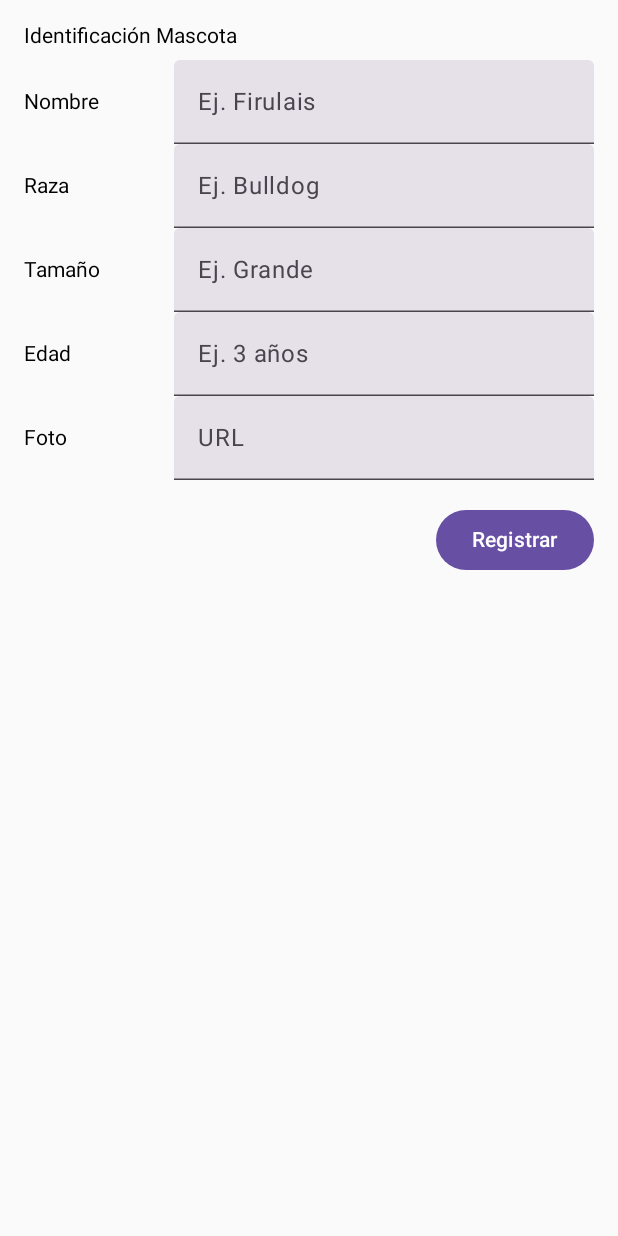
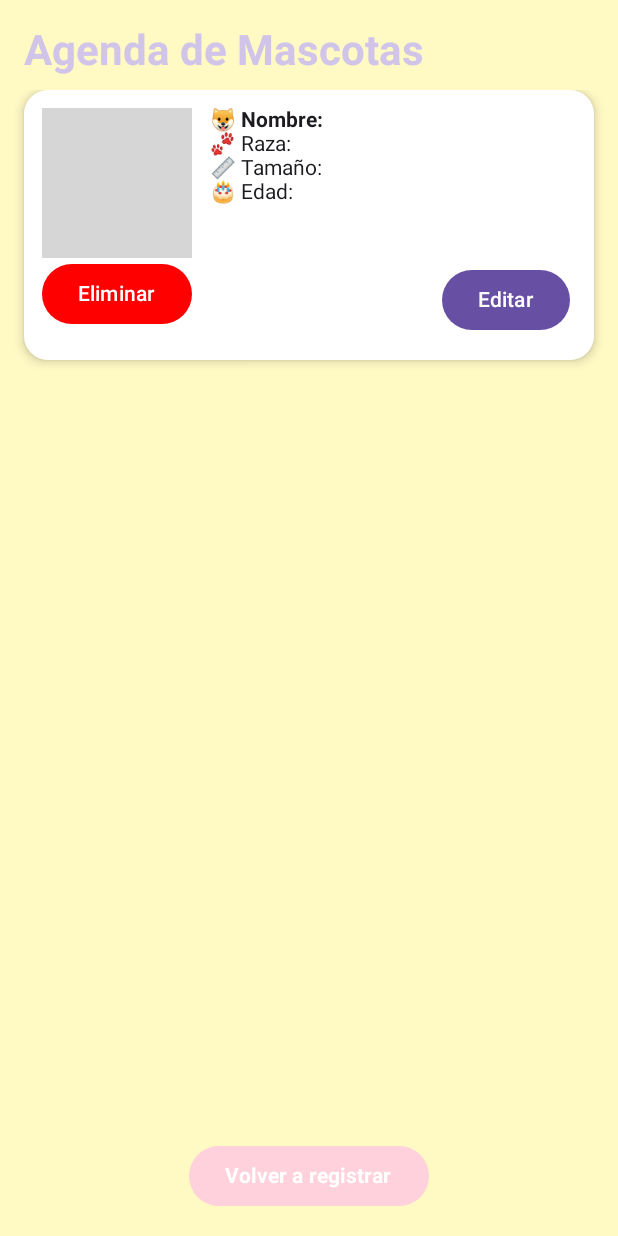
Before and after one commit to MiguelJimnz/DBP-22-Registro-Mascotas, an Android app built with Jetpack Compose: the screen it shows after launch (MainActivity), after a tap on "Registrar", on a phone screen of 412 x 824 dp. Run offline under Robolectric (Android 15) with nearby library versions, the phone set to English and light mode, and no system bars; grey boxes are pictures that could not be loaded.

Commit message:
DBP Agenda De Mascotas

```diff
--- a/app/src/main/AndroidManifest.xml
+++ b/app/src/main/AndroidManifest.xml
@@ -1,6 +1,7 @@
 <?xml version="1.0" encoding="utf-8"?>
 <manifest xmlns:android="http://schemas.android.com/apk/res/android"
     xmlns:tools="http://schemas.android.com/tools">
+    <uses-permission android:name="android.permission.INTERNET" />
 
     <application
         android:allowBackup="true"
--- a/app/src/main/java/com/example/registromascotas/items/Navigation.kt
+++ b/app/src/main/java/com/example/registromascotas/items/Navigation.kt
@@ -1,26 +1,65 @@
 import androidx.compose.runtime.Composable
+import androidx.compose.runtime.getValue
+import androidx.compose.runtime.mutableStateOf
+import androidx.compose.runtime.setValue
+import androidx.lifecycle.ViewModel
 import androidx.lifecycle.viewmodel.compose.viewModel
 import androidx.navigation.NavHostController
+import androidx.navigation.NavType
 import androidx.navigation.compose.NavHost
 import androidx.navigation.compose.composable
 import androidx.navigation.compose.rememberNavController
+import androidx.navigation.navArgument
 import com.example.registromascotas.items.ScreenA
 import com.example.registromascotas.items.ScreenB
-
-
-
+import com.example.registromascotas.items.ScreenEditMascota
+import java.net.URLDecoder
+import java.nio.charset.StandardCharsets
 
 
 @Composable
 fun Navigation() {
-val navController: NavHostController = rememberNavController()
+    val navController = rememberNavController()
+    val viewModel: MascotaViewModel = viewModel()
 
-NavHost(navController, startDestination = "ScreenA") {
-    composable("ScreenA") {
-        ScreenA(navController)
-    }
-    composable("ScreenB") {
-        ScreenB(navController)
+
+
+    NavHost(navController = navController, startDestination = "screenA") {
+        composable("screenA") {
+            ScreenA(navController, viewModel)
+        }
+        composable("screenB") {
+            ScreenB(navController, viewModel)
+        }
+        composable("screenEdit/{index}",
+            arguments = listOf(navArgument("index") { type = NavType.IntType })
+        ) { backStackEntry ->
+            val index = backStackEntry.arguments?.getInt("index") ?: 0
+            ScreenEditMascota(navController, viewModel, index)
+        }
     }
 }
+data class Mascota(
+    val nombre: String,
+    val raza: String,
+    val tamaño: String,
+    val edad: String,
+    val fotoUrl: String
+)
+
+class MascotaViewModel : ViewModel() {
+    var listaMascotas by mutableStateOf(listOf<Mascota>())
+        private set
+
+    fun agregarMascota(mascota: Mascota) {
+        listaMascotas = listaMascotas + mascota
+    }
+
+    fun eliminarMascota(index: Int) {
+        listaMascotas = listaMascotas.toMutableList().also { it.removeAt(index) }
+    }
+
+    fun editarMascota(index: Int, nuevaMascota: Mascota) {
+        listaMascotas = listaMascotas.toMutableList().also { it[index] = nuevaMascota }
+    }
 }
--- a/app/src/main/java/com/example/registromascotas/items/ScreenA.kt
+++ b/app/src/main/java/com/example/registromascotas/items/ScreenA.kt
@@ -1,16 +1,26 @@
 package com.example.registromascotas.items
 
+import Mascota
+import MascotaViewModel
+import androidx.compose.foundation.BorderStroke
+import androidx.compose.foundation.background
+import androidx.compose.foundation.border
+import androidx.compose.foundation.layout.Arrangement
 import androidx.compose.foundation.layout.Column
 import androidx.compose.foundation.layout.Row
 import androidx.compose.foundation.layout.Spacer
+import androidx.compose.foundation.layout.fillMaxSize
 import androidx.compose.foundation.layout.fillMaxWidth
 import androidx.compose.foundation.layout.height
 import androidx.compose.foundation.layout.padding
 import androidx.compose.foundation.layout.width
+import androidx.compose.foundation.shape.RoundedCornerShape
 import androidx.compose.material3.Button
+import androidx.compose.material3.ButtonDefaults
 import androidx.compose.material3.MaterialTheme
 import androidx.compose.material3.Text
 import androidx.compose.material3.TextField
+import androidx.compose.material3.TextFieldDefaults
 import androidx.compose.runtime.Composable
 import androidx.compose.runtime.getValue
 import androidx.compose.runtime.mutableStateOf
@@ -18,15 +28,22 @@ import androidx.compose.runtime.remember
 import androidx.compose.runtime.setValue
 import androidx.compose.ui.Alignment
 import androidx.compose.ui.Modifier
+import androidx.compose.ui.graphics.Color
+import androidx.compose.ui.text.font.FontWeight
 import androidx.compose.ui.unit.dp
+import androidx.lifecycle.ViewModel
+import androidx.lifecycle.viewmodel.compose.viewModel
 import androidx.navigation.NavController
-import coil.compose.AsyncImage
-import coil.request.ImageRequest
-
+import com.example.registromascotas.ui.theme.pastelBlue
+import com.example.registromascotas.ui.theme.pastelPink
+import com.example.registromascotas.ui.theme.pastelPurple
+import com.example.registromascotas.ui.theme.pastelYellow
+import java.net.URLEncoder
+import java.nio.charset.StandardCharsets
 
 
 @Composable
-fun ScreenA(navController: NavController) {
+fun ScreenA(navController: NavController, viewModel: MascotaViewModel) {
 
     var textoName by remember { mutableStateOf("") }
     var textoRaza by remember { mutableStateOf("") }
@@ -34,76 +51,86 @@ fun ScreenA(navController: NavController) {
     var textoEdad by remember { mutableStateOf("") }
     var textoFoto by remember { mutableStateOf("") }
 
-    Column(modifier = Modifier.padding(16.dp)) {
-        Text(text = "Identificación Mascota")
+
+
+
+
+
+
+    Column(
+        modifier = Modifier
+            .fillMaxSize()
+            .background(pastelYellow) // Fondo claro
+            .padding(16.dp),
+        verticalArrangement = Arrangement.spacedBy(8.dp)
+    ) {
+        Text(
+            text = "Identificación Mascota",
+            style = MaterialTheme.typography.headlineMedium,
+            fontWeight = FontWeight.Bold,
+            color = pastelPurple
+        )
 
         Spacer(modifier = Modifier.height(8.dp))
 
-        // Nombre
-        Row(verticalAlignment = Alignment.CenterVertically) {
-            Text(text = "Nombre", modifier = Modifier.width(100.dp))
-            TextField(
-                value = textoName,
-                onValueChange = { textoName = it },
-                placeholder = { Text("Ej. Firulais") },
-                modifier = Modifier.fillMaxWidth()
-            )
+
+
+        @Composable
+        fun textFields(label: String, value: String, onValueChange: (String) -> Unit) {
+            Row(verticalAlignment = Alignment.CenterVertically) {
+                Text(
+                    text = label,
+                    modifier = Modifier.width(100.dp),
+                    style = MaterialTheme.typography.bodyLarge,
+                    fontWeight = FontWeight.Bold,
+                    color = Color.Black
+                )
+                TextField(
+                    value = value,
+                    onValueChange = onValueChange,
+                    placeholder = { Text("Ej. $label") },
+                    colors = TextFieldDefaults.colors(
+                        unfocusedContainerColor = Color.White,
+                        focusedContainerColor = pastelPink,
+                        cursorColor = Color.Black
+                    ),
+                    shape = RoundedCornerShape(8.dp),
+                    modifier = Modifier.fillMaxWidth().border(BorderStroke(1.dp, pastelBlue))
+                )
+            }
         }
 
-        // Raza
-        Row(verticalAlignment = Alignment.CenterVertically) {
-            Text(text = "Raza", modifier = Modifier.width(100.dp))
-            TextField(
-                value = textoRaza,
-                onValueChange = { textoRaza = it },
-                placeholder = { Text("Ej. Bulldog") },
-                modifier = Modifier.fillMaxWidth()
-            )
-        }
 
-        // Tamaño
-        Row(verticalAlignment = Alignment.CenterVertically) {
-            Text(text = "Tamaño", modifier = Modifier.width(100.dp))
-            TextField(
-                value = textoTamaño,
-                onValueChange = { textoTamaño = it },
-                placeholder = { Text("Ej. Grande") },
-                modifier = Modifier.fillMaxWidth()
-            )
-        }
-
-        // Edad
-        Row(verticalAlignment = Alignment.CenterVertically) {
-            Text(text = "Edad", modifier = Modifier.width(100.dp))
-            TextField(
-                value = textoEdad,
-                onValueChange = { textoEdad = it },
-                placeholder = { Text("Ej. 3 años") },
-                modifier = Modifier.fillMaxWidth()
-            )
-        }
-
-        // Foto (url)
-        Row(verticalAlignment = Alignment.CenterVertically) {
-            Text(text = "Foto", modifier = Modifier.width(100.dp))
-            TextField(
-                value = textoFoto,
-                onValueChange = { textoFoto = it },
-                placeholder = { Text("URL") },
-                modifier = Modifier.fillMaxWidth()
-            )
-
-        }
+        textFields("Nombre", textoName) { textoName = it }
+        textFields("Raza", textoRaza) { textoRaza = it }
+        textFields("Tamaño", textoTamaño) { textoTamaño = it }
+        textFields("Edad", textoEdad) { textoEdad = it }
+        textFields("Foto", textoFoto) { textoFoto = it }
 
         Spacer(modifier = Modifier.height(16.dp))
 
+
         Button(
             onClick = {
+                val encodedUrl = URLEncoder.encode(textoFoto, StandardCharsets.UTF_8.toString())
+
+                viewModel.agregarMascota(
+                    Mascota(
+                        nombre = textoName,
+                        raza = textoRaza,
+                        tamaño = textoTamaño,
+                        edad = textoEdad,
+                        fotoUrl = textoFoto
+                    )
+                )
+                navController.navigate("screenB")
 
             },
-            modifier = Modifier.align(Alignment.End)
+            modifier = Modifier.align(Alignment.End),
+            shape = RoundedCornerShape(12.dp),
+            colors = ButtonDefaults.buttonColors(containerColor = pastelBlue)
         ) {
-            Text(text = "Registrar")
+            Text(text = "Registrar", fontWeight = FontWeight.Bold, color = Color.Black)
         }
     }
 }
--- a/app/src/main/java/com/example/registromascotas/items/ScreenB.kt
+++ b/app/src/main/java/com/example/registromascotas/items/ScreenB.kt
@@ -1,10 +1,251 @@
 package com.example.registromascotas.items
 
+import Mascota
+import MascotaViewModel
+import android.R.attr.bottom
+import android.R.attr.text
+import android.R.attr.value
+import androidx.compose.foundation.BorderStroke
+import androidx.compose.foundation.background
+import androidx.compose.foundation.border
+import androidx.compose.foundation.layout.Arrangement
+import androidx.compose.foundation.layout.Column
+import androidx.compose.foundation.layout.Row
+import androidx.compose.foundation.layout.Spacer
+import androidx.compose.foundation.layout.fillMaxSize
+import androidx.compose.foundation.layout.fillMaxWidth
+import androidx.compose.foundation.layout.height
+import androidx.compose.foundation.layout.padding
+import androidx.compose.foundation.layout.size
+import androidx.compose.foundation.layout.width
+import androidx.compose.foundation.layout.wrapContentSize
+import androidx.compose.foundation.lazy.LazyColumn
+import androidx.compose.foundation.lazy.itemsIndexed
+import androidx.compose.foundation.shape.CircleShape
+import androidx.compose.foundation.shape.RoundedCornerShape
+import androidx.compose.material3.AlertDialog
+import androidx.compose.material3.Button
+import androidx.compose.material3.ButtonDefaults
+import androidx.compose.material3.Card
+import androidx.compose.material3.CardDefaults
+import androidx.compose.material3.MaterialTheme
+import androidx.compose.material3.OutlinedTextField
+import androidx.compose.material3.Text
+import androidx.compose.material3.TextButton
+import androidx.compose.material3.TextField
+import androidx.compose.material3.TextFieldDefaults
 import androidx.compose.runtime.Composable
+import androidx.compose.runtime.getValue
+import androidx.compose.runtime.mutableStateOf
+import androidx.compose.runtime.remember
+import androidx.compose.runtime.setValue
+import androidx.compose.ui.Alignment
+import androidx.compose.ui.Modifier
+import androidx.compose.ui.draw.clip
+import androidx.compose.ui.graphics.Color
+import androidx.compose.ui.layout.ContentScale
+import androidx.compose.ui.platform.LocalContext
+import androidx.compose.ui.text.font.FontWeight
+import androidx.compose.ui.unit.dp
+import androidx.lifecycle.viewmodel.compose.viewModel
 import androidx.navigation.NavController
+import coil.compose.AsyncImage
+import coil.request.ImageRequest
+import com.example.registromascotas.ui.theme.pastelBlue
+import com.example.registromascotas.ui.theme.pastelPink
+import com.example.registromascotas.ui.theme.pastelPurple
+import com.example.registromascotas.ui.theme.pastelYellow
+import java.net.URLDecoder
+import java.nio.charset.StandardCharsets
 
 
 @Composable
-fun ScreenB(navController: NavController){
+fun ScreenB(
+    navController: NavController,
+    viewModel: MascotaViewModel
 
+
+) {
+    var showDialog by remember { mutableStateOf(false) }
+    var indexToDelete by remember { mutableStateOf(-1) }
+
+    Column(
+        modifier = Modifier
+            .fillMaxSize()
+            .background(pastelYellow)
+            .padding(16.dp)
+    ) {
+        Text(
+            text = "Agenda de Mascotas",
+            style = MaterialTheme.typography.headlineMedium,
+            fontWeight = FontWeight.Bold,
+            color = pastelPurple,
+            modifier = Modifier.padding(bottom = 8.dp)
+        )
+
+        LazyColumn(
+            modifier = Modifier.weight(1f),
+            verticalArrangement = Arrangement.spacedBy(12.dp)
+        ) {
+            itemsIndexed(viewModel.listaMascotas) { index, mascota ->
+                Card(
+                    modifier = Modifier
+                        .fillMaxWidth(),
+                    colors = CardDefaults.cardColors(containerColor = Color.White),
+                    elevation = CardDefaults.cardElevation(4.dp),
+                    shape = RoundedCornerShape(16.dp)
+                ) {
+                    Column(
+                        modifier = Modifier.padding(12.dp)
+                    ) {Row(modifier = Modifier.fillMaxWidth()) {
+                        AsyncImage(
+                            model = mascota.fotoUrl,
+                            contentDescription = null,
+                            modifier = Modifier
+                                .size(100.dp)
+                                .clip(RoundedCornerShape(12.dp)),
+                            contentScale = ContentScale.Crop
+                        )
+                        Spacer(modifier = Modifier.width(12.dp))
+                        Column {
+                            Text("🐶 Nombre: ${mascota.nombre}", fontWeight = FontWeight.Bold)
+                            Text("🐾 Raza: ${mascota.raza}")
+                            Text("📏 Tamaño: ${mascota.tamaño}")
+                            Text("🎂 Edad: ${mascota.edad}")
+                        }
+                    }
+
+                        Row(
+                            horizontalArrangement = Arrangement.SpaceBetween,
+                            modifier = Modifier.fillMaxWidth()
+                        ) {
+                            Button(
+                                onClick = {
+                                    indexToDelete = index
+                                    showDialog = true
+                                },
+                                colors = ButtonDefaults.buttonColors(containerColor = Color.Red)
+                            ) {
+                                Text("Eliminar", color = Color.White)
+                            }
+
+                            Button(
+                                onClick = {
+                                    navController.navigate("screenEdit/$index")
+                                },
+                                modifier = Modifier.padding(4.dp)
+                            ) {
+                                Text("Editar")
+                            }
+                        }
+                    }
+                }
+            }
+        }
+
+        Spacer(modifier = Modifier.height(16.dp))
+
+        Button(
+            onClick = { navController.navigate("screenA") },
+            modifier = Modifier.align(Alignment.CenterHorizontally),
+            colors = ButtonDefaults.buttonColors(containerColor = pastelPink)
+        ) {
+            Text("Volver a registrar", fontWeight = FontWeight.Bold)
+        }
+
+        // Diálogo de confirmación
+        if (showDialog && indexToDelete != -1) {
+            AlertDialog(
+                onDismissRequest = {
+                    showDialog = false
+                    indexToDelete = -1
+                },
+                title = { Text("¿Eliminar mascota?", fontWeight = FontWeight.Bold) },
+                text = { Text("¿Estás seguro de que deseas eliminar esta mascota? Esta acción no se puede deshacer.") },
+                confirmButton = {
+                    TextButton(
+                        onClick = {
+                            viewModel.eliminarMascota(indexToDelete)
+                            showDialog = false
+                            indexToDelete = -1
+                        }
+                    ) {
+                        Text("Sí, eliminar", color = Color.Red)
+                    }
+                },
+                dismissButton = {
+                    TextButton(
+                        onClick = {
+                            showDialog = false
+                            indexToDelete = -1
+                        }
+                    ) {
+                        Text("Cancelar")
+                    }
+                }
+            )
+        }
+    }}
+
+@Composable
+fun ScreenEditMascota(navController: NavController, viewModel: MascotaViewModel, index: Int) {
+    val mascota = viewModel.listaMascotas[index]
+
+    var nombre by remember { mutableStateOf(mascota.nombre) }
+    var raza by remember { mutableStateOf(mascota.raza) }
+    var tamaño by remember { mutableStateOf(mascota.tamaño) }
+    var edad by remember { mutableStateOf(mascota.edad) }
+    var fotoUrl by remember { mutableStateOf(mascota.fotoUrl) }
+
+    Column(
+        modifier = Modifier
+            .fillMaxSize()
+            .background(pastelYellow)
+            .padding(16.dp),
+        verticalArrangement = Arrangement.spacedBy(8.dp)
+    ) {
+        Text("Editar Mascota", style = MaterialTheme.typography.headlineMedium, fontWeight = FontWeight.Bold)
+
+        @Composable
+        fun textField(label: String, value: String, onValueChange: (String) -> Unit) {
+            OutlinedTextField(
+                value = value,
+                onValueChange = onValueChange,
+                label = { Text(label) },
+                modifier = Modifier.fillMaxWidth(),
+                colors = TextFieldDefaults.colors(
+                    unfocusedContainerColor = Color.White,
+                    focusedContainerColor = pastelPink,
+                    cursorColor = Color.Black
+                )
+            )
+        }
+
+        textField("Nombre", nombre) { nombre = it }
+        textField("Raza", raza) { raza = it }
+        textField("Tamaño", tamaño) { tamaño = it }
+        textField("Edad", edad) { edad = it }
+        textField("Foto URL", fotoUrl) { fotoUrl = it }
+
+        Spacer(modifier = Modifier.height(16.dp))
+
+        Row(horizontalArrangement = Arrangement.spacedBy(8.dp)) {
+            Button(
+                onClick = {
+                    viewModel.editarMascota(index, Mascota(nombre, raza, tamaño, edad, fotoUrl))
+                    navController.popBackStack()
+                },
+                colors = ButtonDefaults.buttonColors(containerColor = pastelBlue)
+            ) {
+                Text("Guardar", fontWeight = FontWeight.Bold)
+            }
+
+            Button(
+                onClick = { navController.popBackStack() },
+                colors = ButtonDefaults.buttonColors(containerColor = pastelPurple)
+            ) {
+                Text("Cancelar")
+            }
+        }
+    }
 }
--- a/app/src/main/java/com/example/registromascotas/ui/theme/Color.kt
+++ b/app/src/main/java/com/example/registromascotas/ui/theme/Color.kt
@@ -9,3 +9,10 @@ val Pink80 = Color(0xFFEFB8C8)
 val Purple40 = Color(0xFF6650a4)
 val PurpleGrey40 = Color(0xFF625b71)
 val Pink40 = Color(0xFF7D5260)
+
+
+val pastelPink = Color(0xFFFFD1DC)
+val pastelBlue = Color(0xFFB3E5FC)
+val pastelGreen = Color(0xFFB2DFDB)
+val pastelYellow = Color(0xFFFFF9C4)
+val pastelPurple = Color(0xFFD1C4E9)
```
Also changed, not shown: app/src/main/java/com/example/registromascotas/ui/theme/Theme.kt (+8 -1 lines), 1 other file.
